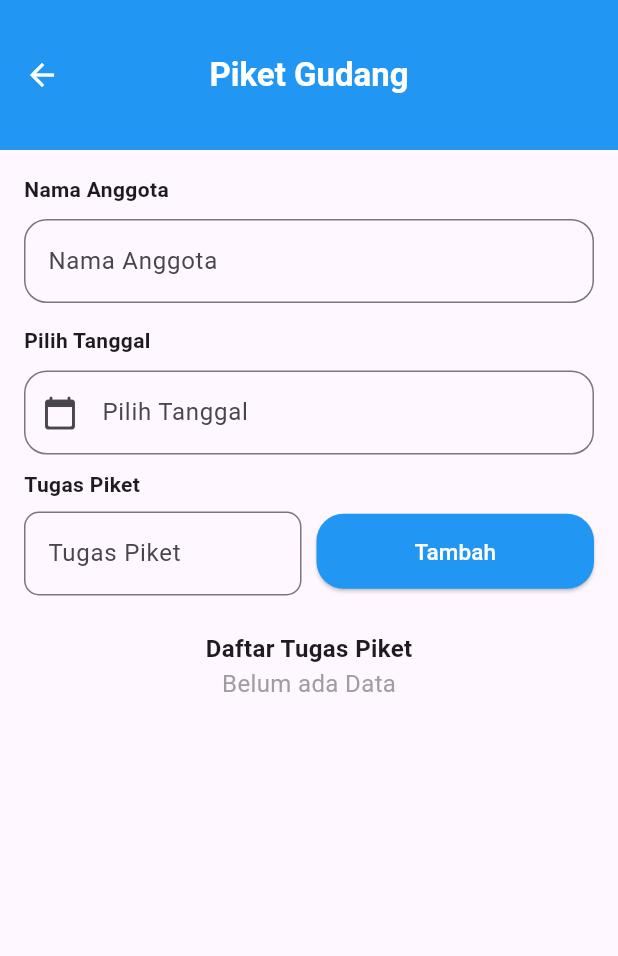
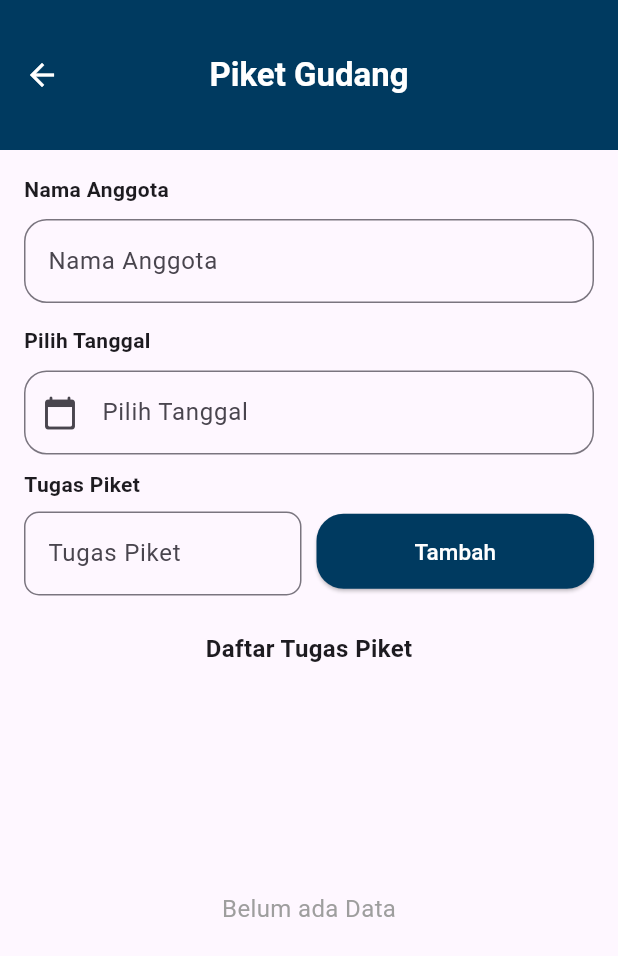
Before and after one commit to iamanggi/20220140123_UCP1Flutter, a Flutter app: the DataPiket screen opened directly, on a phone screen of 412 x 824 dp. Shown: the top 956 px of the screen. Run offline on Flutter 3.47's test engine with Material 3 defaults, Android fonts, the phone set to English and light mode, and no system bars.

Commit message:
memperbaiki tampilan dihalaman piket dan tambah navigator

```diff
--- a/lib/data_piket.dart
+++ b/lib/data_piket.dart
@@ -28,6 +28,8 @@ void initState() {
   @override
   void dispose() {
     _tanggalController.dispose();
+    _tugasController.dispose();
+    _namaController.dispose();
     super.dispose();
   }
 
@@ -75,13 +77,18 @@ void initState() {
   Widget build(BuildContext context) {
     return Scaffold(
       appBar: AppBar(
-        leading: Icon(Icons.arrow_back, color: Colors.white,),
+        leading: IconButton(
+          icon: const Icon(Icons.arrow_back, color: Colors.white),
+          onPressed: () {
+            Navigator.pop(context);
+          },
+        ),
         centerTitle: true,
         title: Text(
           'Piket Gudang',
           style: TextStyle(fontWeight: FontWeight.bold, color: Colors.white),
         ),
-        backgroundColor: Colors.blue,
+        backgroundColor:Color(0xFF003A60),
         toolbarHeight: 100,
       ),
       body: Padding(
@@ -92,24 +99,25 @@ void initState() {
             child: Column(
               crossAxisAlignment: CrossAxisAlignment.start,
               children: [
-              Text('Nama Anggota', style: TextStyle(
-                fontWeight: FontWeight.bold,
-                fontSize: 14)),
+                Text(
+                  'Nama Anggota',
+                  style: TextStyle(fontWeight: FontWeight.bold, fontSize: 14),
+                ),
                 const SizedBox(height: 10),
                 TextFormField(
                   controller: _namaController,
                   decoration: InputDecoration(
                     hintText: 'Nama Anggota',
                     border: OutlineInputBorder(
-                    borderRadius: BorderRadius.all(Radius.circular(15),
-                    ),
+                      borderRadius: BorderRadius.all(Radius.circular(15)),
                     ),
                   ),
                 ),
                 const SizedBox(height: 15),
-              Text('Pilih Tanggal', style: TextStyle(
-                fontWeight: FontWeight.bold,
-                fontSize: 14)),
+                Text(
+                  'Pilih Tanggal',
+                  style: TextStyle(fontWeight: FontWeight.bold, fontSize: 14),
+                ),
                 const SizedBox(height: 10),
                 TextFormField(
                   controller: _tanggalController,
@@ -123,7 +131,7 @@ void initState() {
                     ),
                   ),
                   validator: (value) {
-                  if(value == null || value.isEmpty){
+                    if (value == null || value.isEmpty) {
                       return 'Tanggal tidak boleh kosong';
                     }
                     return null;
@@ -139,26 +147,27 @@ void initState() {
                           children: [
                             Padding(
                               padding: const EdgeInsets.only(bottom: 8),
-                              child:Text('Tugas Piket', style: TextStyle(
-                                  fontSize: 14, fontWeight: FontWeight.bold
-                                  ))),
+                              child: Text('Tugas Piket',
+                                  style: TextStyle(fontSize: 14, fontWeight: FontWeight.bold)),
+                            ),
                             TextFormField(
                               controller: _tugasController,
                               decoration: InputDecoration(
                                 hintText: 'Tugas Piket',
                                 border: OutlineInputBorder(
-                                    borderRadius: BorderRadius.all(Radius.circular(10))
-                                  )
+                                  borderRadius: BorderRadius.all(Radius.circular(10)),
+                                ),
                               ),
                               validator: (value) {
-                                  if(value == null || value.isEmpty){
+                                if (value == null || value.isEmpty) {
                                   return 'Tugas tidak boleh kosong';
                                 }
                                 return null;
                               },
                             ),
-                          ]
-                        )),
+                          ],
+                        ),
+                      ),
                       const SizedBox(width: 10),
                       Expanded(
                         child: Column(
@@ -166,11 +175,11 @@ void initState() {
                           children: [
                             Padding(
                               padding: const EdgeInsets.only(top: 25),
-                                child:
-                                SizedBox(
+                              child: SizedBox(
                                 height: 50,
                                 width: 200,
-                                  child: ElevatedButton(onPressed: (){
+                                child: ElevatedButton(
+                                  onPressed: () {
                                     if (_formKey.currentState!.validate()) {
                                       _tambahTugas();
                                       ScaffoldMessenger.of(context).showSnackBar(
@@ -179,40 +188,41 @@ void initState() {
                                     }
                                   },
                                   style: ElevatedButton.styleFrom(
-                                    backgroundColor: Colors.blue,
+                                    backgroundColor: Color(0xFF003A60),
                                     shape: RoundedRectangleBorder(
                                       borderRadius: BorderRadius.circular(18),
                                     ),
                                   ),
-                                  child: Text('Tambah', style: TextStyle(
-                                    color: Colors.white, fontSize: 15
-                                  ),)),
-                                )),
+                                  child: Text('Tambah', style: TextStyle(color: Colors.white, fontSize: 15)),
+                                ),
+                              ),
+                            ),
                           ],
                         ),
-                            )
+                      ),
                     ],
                   ),
                 ),
                 const SizedBox(height: 24),
                 Center(
-                        child: Text('Daftar Tugas Piket', style: TextStyle(
-                          fontWeight: FontWeight.bold, fontSize: 16
-                        ),)),
-                        Expanded(
-                        child:
-                          _daftarPiket.isEmpty?
-                            Center(
+                  child: Text('Daftar Tugas Piket',
+                      style: TextStyle(fontWeight: FontWeight.bold, fontSize: 16)),
+                ),
+                _daftarPiket.isEmpty
+                      ? Padding(
+                        padding: const EdgeInsets.only(top: 150),
+                        child: Center(
                             child: Text(
                               'Belum ada Data',
                               style: TextStyle(fontSize: 16, color: Colors.grey),
+                            ),
                           ),
                       )
                       : ListView.builder(
                           itemCount: _daftarPiket.length,
                           itemBuilder: (context, index) {
                             return Card(
-                                      color: Colors.blue,
+                              color: Color(0xFF003A60),
                               shape: RoundedRectangleBorder(
                                 borderRadius: BorderRadius.circular(8),
                               ),
@@ -229,14 +239,10 @@ void initState() {
                                   Navigator.push(
                                     context,
                                     MaterialPageRoute(
-                                    builder:
-                                        (context) => DetailPiket(
-                                          nama:
-                                              _daftarPiket[index]['nama'],
-                                          tanggal:
-                                              _daftarPiket[index]['tanggal'],
-                                          tugas:
-                                              _daftarPiket[index]['tugas'],
+                                      builder: (context) => DetailPiket(
+                                        nama: _daftarPiket[index]['nama'],
+                                        tanggal: _daftarPiket[index]['tanggal'],
+                                        tugas: _daftarPiket[index]['tugas'],
                                       ),
                                     ),
                                   );
@@ -245,12 +251,12 @@ void initState() {
                             );
                           },
                         ),
-                        )
+
               ],
             ),
           ),
-      )
-      )
+        ),
+      ),
     );
   }
 }
--- a/lib/pembayaran.dart
+++ b/lib/pembayaran.dart
@@ -219,9 +219,11 @@ class DetailDataBarangPage extends StatelessWidget {
                 width: double.infinity,
                 margin: const EdgeInsets.only(bottom: 20),
                 child: ElevatedButton(
-                  onPressed: () => Navigator.pop(context),
+                  onPressed: (){
+                    Navigator.pushNamedAndRemoveUntil(context, '/homepage', (route) => false);
+                  },
                   style: ElevatedButton.styleFrom(
-                    backgroundColor: Colors.blue,
+                    backgroundColor: Color(0xFF003A60),
                     foregroundColor: Colors.white,
                     padding: const EdgeInsets.symmetric(vertical: 16),
                     shape: RoundedRectangleBorder(
```
Also changed, not shown: lib/main.dart (+11 -1 lines), lib/pendataan_barang.dart (+28 -5 lines). Lines whose indentation alone changed are shown as unchanged.
